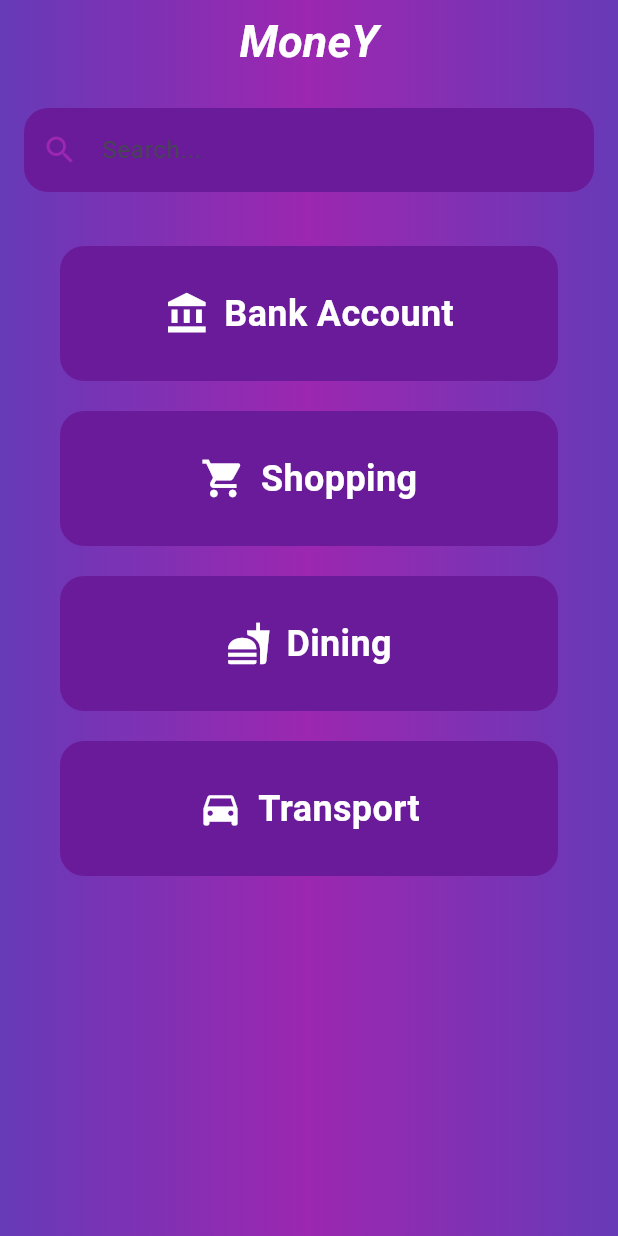
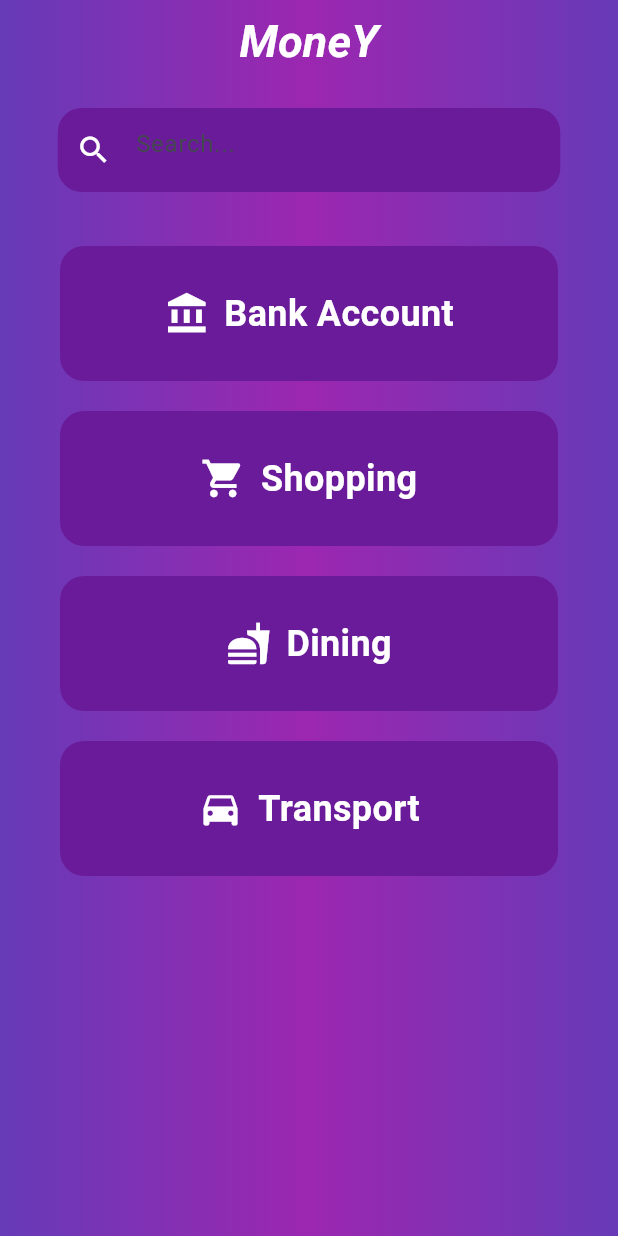
Before and after one commit to Pathirana99/Flutter, a Flutter app: the screen it shows after launch, on a phone screen of 412 x 824 dp. Run offline on Flutter 3.47's test engine with Material 3 defaults, Android fonts, the phone set to English and light mode, and no system bars; our stand-ins replace device_preview.

Commit message:
Update main.dart

```diff
--- a/appl/lib/main.dart
+++ b/appl/lib/main.dart
@@ -84,7 +84,13 @@ class _HomeState extends State<Home> {
           children: [
             Padding(
               padding: const EdgeInsets.all(16.0),
-
+              child: Container(
+                width: 335,
+                height: 56,
+                decoration: BoxDecoration(
+                  color: Colors.purple.shade800,
+                  borderRadius: BorderRadius.circular(16),
+                ),
                 child: TextField(
                   onChanged: (value) {
                     setState(() {
@@ -92,14 +98,17 @@ class _HomeState extends State<Home> {
                     });
                   },
                   decoration: InputDecoration(
+                    hintText: 'Search...',
+                    prefixIcon: const Icon(Icons.search, color: Colors.white),
                     filled: true,
-                  fillColor: Colors.purple.shade800,
-                  hintText: 'Search...',
-                  prefixIcon: const Icon(Icons.search, color: Colors.purple),
-                  border: OutlineInputBorder(
-                    borderRadius: BorderRadius.circular(16),
-                    borderSide: BorderSide.none,
+                    fillColor: Colors.transparent,
+                    border: InputBorder.none, // Removes the default border
+                    contentPadding: const EdgeInsets.symmetric(
+                      vertical: 20, // Adjust the vertical padding
+                      horizontal: 16, // Adjust horizontal padding
                     ),
+                  ),
+                  style: const TextStyle(color: Colors.white), // Adjust text color
                 ),
               ),
             ),
```
Lines whose indentation alone changed are shown as unchanged.
